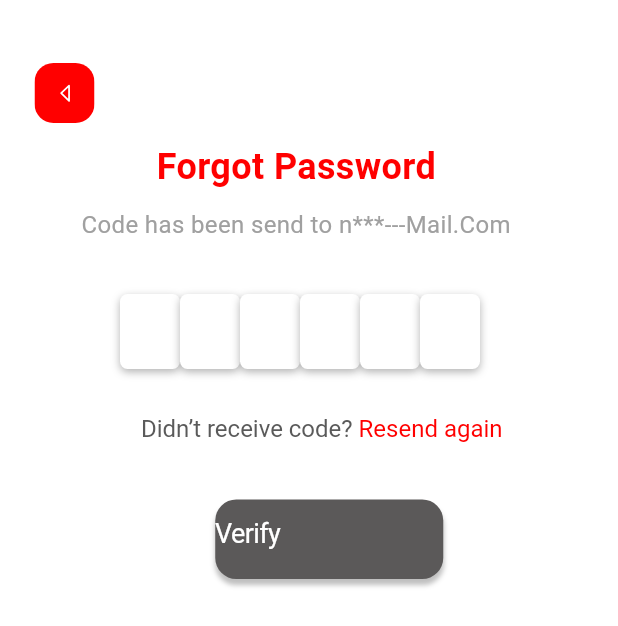
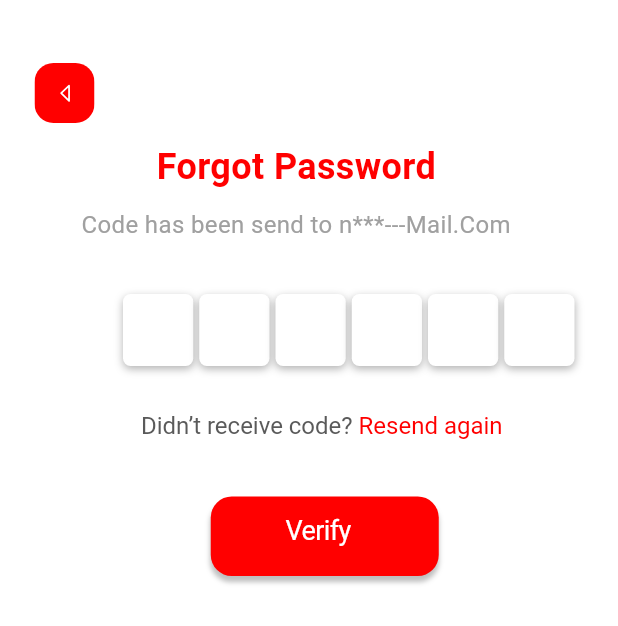
Before and after one commit to WaheedSALAH/rail_ease_2, a Flutter app: the VerifyEmpty screen opened directly, on a phone screen of 412 x 824 dp. Shown: the top 626 px of the screen. Run offline on Flutter 3.47's test engine with Material 3 defaults, Android fonts, the light colour scheme and no system bars; our stand-ins replace flutter_svg, google_fonts; Roboto replaces fonts that are missing (Inika).

Commit message:
asc done

```diff
--- a/lib/main.dart
+++ b/lib/main.dart
@@ -4,10 +4,12 @@ import 'package:flutter/material.dart';
 
 import 'package:rail_ease/pages/add_card.dart';
 import 'package:rail_ease/pages/basic_page_1.dart';
+import 'package:rail_ease/pages/book_your_ticket.dart';
 import 'package:rail_ease/pages/creation_an_account.dart';
 import 'package:rail_ease/pages/fast_ticket.dart';
 import 'package:rail_ease/pages/login.dart';
 import 'package:rail_ease/pages/program_features.dart';
+import 'package:rail_ease/pages/time_to_arrive.dart';
 import 'package:rail_ease/pages/verify_empty.dart';
 
 import 'pages/basic_page.dart';
@@ -36,7 +38,7 @@ class MyApp extends StatelessWidget {
         // body: EditProfile(),
         // body: EnableLocation(),
         // body: FastTicket(),
-        body: Forget(),
+        // body: Forget(),
         // body: HomePage(),
         // body: Language(),
         // body: Location(),
@@ -59,7 +61,7 @@ class MyApp extends StatelessWidget {
         // body: Splash(),
         // body: TimeToArrive(),
         // body: VerifyActive(),
-        // body: VerifyEmpty(),
+        body: VerifyEmpty(),
       ),
     );
   }
--- a/lib/pages/verify_empty.dart
+++ b/lib/pages/verify_empty.dart
@@ -1,23 +1,27 @@
 import 'package:flutter/material.dart';
-import 'dart:ui';
-
 import 'package:flutter_svg/flutter_svg.dart';
 import 'package:google_fonts/google_fonts.dart';
 
 class VerifyEmpty extends StatelessWidget {
   @override
   Widget build(BuildContext context) {
-    return Container(
+    return Scaffold(
+      body: Container(
         decoration: BoxDecoration(
           color: Color(0xFFFFFFFF),
         ),
+        child: SingleChildScrollView(
           child: Container(
             padding: EdgeInsets.fromLTRB(23, 42, 27, 406),
             child: Column(
               mainAxisAlignment: MainAxisAlignment.start,
               crossAxisAlignment: CrossAxisAlignment.center,
               children: [
-            Container(
+                GestureDetector(
+                  onTap: () {
+                    // Implement the action to go back
+                  },
+                  child: Container(
                     margin: EdgeInsets.fromLTRB(0, 0, 0, 13),
                     child: Align(
                       alignment: Alignment.topLeft,
@@ -26,6 +30,7 @@ class VerifyEmpty extends StatelessWidget {
                         height: 40,
                         child: SvgPicture.asset(
                           'assets/vectors/back_2_x2.svg',
+                        ),
                       ),
                     ),
                   ),
@@ -73,7 +78,10 @@ class VerifyEmpty extends StatelessWidget {
                         mainAxisAlignment: MainAxisAlignment.start,
                         crossAxisAlignment: CrossAxisAlignment.start,
                         children: [
-                      Container(
+                          for (int i = 0; i < 6; i++)
+                            Flexible(
+                              child: Container(
+                                margin: EdgeInsets.symmetric(horizontal: 2),
                                 decoration: BoxDecoration(
                                   borderRadius: BorderRadius.circular(5),
                                   color: Color(0xFFFFFFFF),
@@ -85,94 +93,23 @@ class VerifyEmpty extends StatelessWidget {
                                     ),
                                   ],
                                 ),
-                        child: Container(
-                          width: 40,
-                          height: 50,
+                                child: GestureDetector(
+                                  onTap: () {
+                                    FocusScope.of(context).requestFocus(
+                                        FocusNode()); // Dismisses keyboard if it's currently open
+                                    FocusScope.of(context).requestFocus(
+                                        FocusNode()); // Requests focus to dismiss keyboard
+                                  },
+                                  child: TextField(
+                                    textAlign: TextAlign.center,
+                                    keyboardType: TextInputType.number,
+                                    maxLength: 1,
+                                    decoration: InputDecoration(
+                                      counterText: '',
+                                      border: InputBorder.none,
                                     ),
                                   ),
-                      Container(
-                        decoration: BoxDecoration(
-                          borderRadius: BorderRadius.circular(5),
-                          color: Color(0xFFFFFFFF),
-                          boxShadow: [
-                            BoxShadow(
-                              color: Color(0x4D000000),
-                              offset: Offset(0, 2),
-                              blurRadius: 4,
                                 ),
-                          ],
-                        ),
-                        child: Container(
-                          width: 40,
-                          height: 50,
-                        ),
-                      ),
-                      Container(
-                        decoration: BoxDecoration(
-                          borderRadius: BorderRadius.circular(5),
-                          color: Color(0xFFFFFFFF),
-                          boxShadow: [
-                            BoxShadow(
-                              color: Color(0x4D000000),
-                              offset: Offset(0, 2),
-                              blurRadius: 4,
-                            ),
-                          ],
-                        ),
-                        child: Container(
-                          width: 40,
-                          height: 50,
-                        ),
-                      ),
-                      Container(
-                        decoration: BoxDecoration(
-                          borderRadius: BorderRadius.circular(5),
-                          color: Color(0xFFFFFFFF),
-                          boxShadow: [
-                            BoxShadow(
-                              color: Color(0x4D000000),
-                              offset: Offset(0, 2),
-                              blurRadius: 4,
-                            ),
-                          ],
-                        ),
-                        child: Container(
-                          width: 40,
-                          height: 50,
-                        ),
-                      ),
-                      Container(
-                        decoration: BoxDecoration(
-                          borderRadius: BorderRadius.circular(5),
-                          color: Color(0xFFFFFFFF),
-                          boxShadow: [
-                            BoxShadow(
-                              color: Color(0x4D000000),
-                              offset: Offset(0, 2),
-                              blurRadius: 4,
-                            ),
-                          ],
-                        ),
-                        child: Container(
-                          width: 40,
-                          height: 50,
-                        ),
-                      ),
-                      Container(
-                        decoration: BoxDecoration(
-                          borderRadius: BorderRadius.circular(5),
-                          color: Color(0xFFFFFFFF),
-                          boxShadow: [
-                            BoxShadow(
-                              color: Color(0x4D000000),
-                              offset: Offset(0, 2),
-                              blurRadius: 4,
-                            ),
-                          ],
-                        ),
-                        child: Container(
-                          width: 40,
-                          height: 50,
                               ),
                             ),
                         ],
@@ -215,11 +152,15 @@ class VerifyEmpty extends StatelessWidget {
                     ),
                   ),
                 ),
-            Container(
-              margin: EdgeInsets.fromLTRB(31, 0, 0, 0),
+                GestureDetector(
+                  onTap: () {
+                    // Implement code to focus on text input for verification code
+                  },
+                  child: Container(
+                    margin: EdgeInsets.fromLTRB(25, 0, 0, 0),
                     decoration: BoxDecoration(
                       borderRadius: BorderRadius.circular(14),
-                color: Color(0xFF5B5959),
+                      color: Color(0xFFFF0000),
                       boxShadow: [
                         BoxShadow(
                           color: Color(0x40000000),
@@ -230,7 +171,7 @@ class VerifyEmpty extends StatelessWidget {
                     ),
                     child: Container(
                       width: 152,
-                padding: EdgeInsets.fromLTRB(0, 10, 10.3, 17),
+                      padding: EdgeInsets.fromLTRB(50, 10, 10.3, 17),
                       child: Text(
                         'Verify',
                         style: GoogleFonts.getFont(
@@ -243,7 +184,10 @@ class VerifyEmpty extends StatelessWidget {
                       ),
                     ),
                   ),
+                ),
               ],
+            ),
+          ),
         ),
       ),
     );
```
Lines whose indentation alone changed are shown as unchanged.
